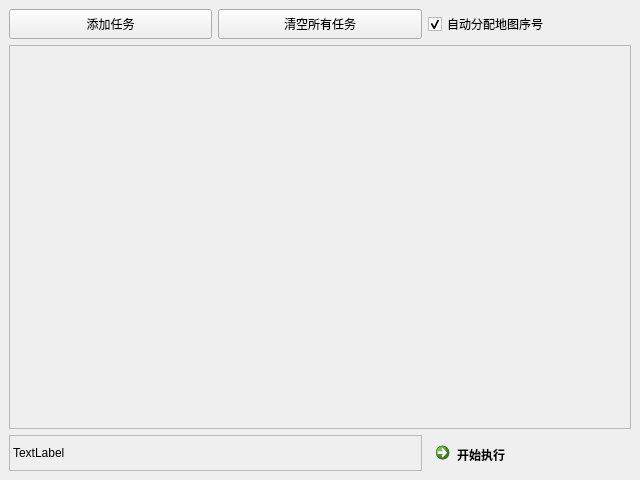
The window that SlopeCraftMain/others/BatchUi.ui (SlopeCraft/SlopeCraft) describes before a commit, drawn with Qt 5.
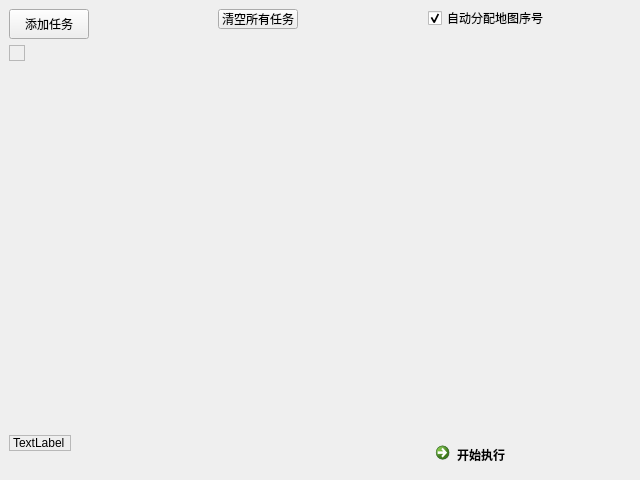
The same window after the commit.

The edit to the form file:
```diff
--- a/SlopeCraftMain/others/BatchUi.ui
+++ b/SlopeCraftMain/others/BatchUi.ui
@@ -10,13 +10,110 @@
     <height>480</height>
    </rect>
   </property>
+  <property name="minimumSize">
+   <size>
+    <width>640</width>
+    <height>0</height>
+   </size>
+  </property>
   <property name="windowTitle">
    <string>MainWindow</string>
   </property>
   <widget class="QWidget" name="centralwidget">
-   <layout class="QGridLayout" name="gridLayout_2">
-    <item row="1" column="0" colspan="3">
+   <property name="minimumSize">
+    <size>
+     <width>0</width>
+     <height>0</height>
+    </size>
+   </property>
+   <widget class="QPushButton" name="BtnAddTask">
+    <property name="geometry">
+     <rect>
+      <x>9</x>
+      <y>9</y>
+      <width>80</width>
+      <height>30</height>
+     </rect>
+    </property>
+    <property name="sizePolicy">
+     <sizepolicy hsizetype="Minimum" vsizetype="Preferred">
+      <horstretch>0</horstretch>
+      <verstretch>0</verstretch>
+     </sizepolicy>
+    </property>
+    <property name="minimumSize">
+     <size>
+      <width>0</width>
+      <height>30</height>
+     </size>
+    </property>
+    <property name="text">
+     <string>添加任务</string>
+    </property>
+   </widget>
+   <widget class="QPushButton" name="BtnClearTask">
+    <property name="geometry">
+     <rect>
+      <x>218</x>
+      <y>9</y>
+      <width>80</width>
+      <height>20</height>
+     </rect>
+    </property>
+    <property name="sizePolicy">
+     <sizepolicy hsizetype="Minimum" vsizetype="Preferred">
+      <horstretch>0</horstretch>
+      <verstretch>0</verstretch>
+     </sizepolicy>
+    </property>
+    <property name="text">
+     <string>清空所有任务</string>
+    </property>
+   </widget>
+   <widget class="QCheckBox" name="autoMapSeqNum">
+    <property name="geometry">
+     <rect>
+      <x>428</x>
+      <y>9</y>
+      <width>121</width>
+      <height>18</height>
+     </rect>
+    </property>
+    <property name="sizePolicy">
+     <sizepolicy hsizetype="Minimum" vsizetype="Preferred">
+      <horstretch>0</horstretch>
+      <verstretch>0</verstretch>
+     </sizepolicy>
+    </property>
+    <property name="text">
+     <string>自动分配地图序号</string>
+    </property>
+    <property name="checked">
+     <bool>true</bool>
+    </property>
+   </widget>
+   <widget class="QCommandLinkButton" name="BtnExecute">
+    <property name="geometry">
+     <rect>
+      <x>428</x>
+      <y>435</y>
+      <width>203</width>
+      <height>36</height>
+     </rect>
+    </property>
+    <property name="text">
+     <string>开始执行</string>
+    </property>
+   </widget>
      <widget class="QScrollArea" name="scrollArea">
+    <property name="geometry">
+     <rect>
+      <x>9</x>
+      <y>45</y>
+      <width>16</width>
+      <height>16</height>
+     </rect>
+    </property>
       <property name="widgetResizable">
        <bool>true</bool>
       </property>
@@ -25,55 +122,32 @@
         <rect>
          <x>0</x>
          <y>0</y>
-         <width>620</width>
-         <height>377</height>
-        </rect>
-       </property>
-       <layout class="QVBoxLayout" name="scrollLayout"/>
-      </widget>
-     </widget>
-    </item>
-    <item row="2" column="2">
-     <widget class="QCommandLinkButton" name="BtnExecute">
-      <property name="text">
-       <string>开始执行</string>
+       <width>16</width>
+       <height>16</height>
+      </rect>
+     </property>
+     <layout class="QVBoxLayout" name="scrollLayout">
+      <property name="leftMargin">
+       <number>0</number>
       </property>
-     </widget>
-    </item>
-    <item row="0" column="0">
-     <widget class="QPushButton" name="BtnAddTask">
-      <property name="sizePolicy">
-       <sizepolicy hsizetype="Minimum" vsizetype="Preferred">
-        <horstretch>0</horstretch>
-        <verstretch>0</verstretch>
-       </sizepolicy>
+      <property name="rightMargin">
+       <number>0</number>
       </property>
-      <property name="minimumSize">
-       <size>
-        <width>0</width>
-        <height>30</height>
-       </size>
+      <property name="bottomMargin">
+       <number>0</number>
       </property>
-      <property name="text">
-       <string>添加任务</string>
-      </property>
-     </widget>
-    </item>
-    <item row="0" column="1">
-     <widget class="QPushButton" name="BtnClearTask">
-      <property name="sizePolicy">
-       <sizepolicy hsizetype="Minimum" vsizetype="Preferred">
-        <horstretch>0</horstretch>
-        <verstretch>0</verstretch>
-       </sizepolicy>
-      </property>
-      <property name="text">
-       <string>清空所有任务</string>
-      </property>
-     </widget>
-    </item>
-    <item row="2" column="0" colspan="2">
+     </layout>
+    </widget>
+   </widget>
      <widget class="QLabel" name="LabelShowInfo">
+    <property name="geometry">
+     <rect>
+      <x>9</x>
+      <y>435</y>
+      <width>62</width>
+      <height>16</height>
+     </rect>
+    </property>
       <property name="frameShape">
        <enum>QFrame::StyledPanel</enum>
       </property>
@@ -87,24 +161,6 @@
        <bool>true</bool>
       </property>
      </widget>
-    </item>
-    <item row="0" column="2">
-     <widget class="QCheckBox" name="autoMapSeqNum">
-      <property name="sizePolicy">
-       <sizepolicy hsizetype="Minimum" vsizetype="Preferred">
-        <horstretch>0</horstretch>
-        <verstretch>0</verstretch>
-       </sizepolicy>
-      </property>
-      <property name="text">
-       <string>自动分配地图序号</string>
-      </property>
-      <property name="checked">
-       <bool>true</bool>
-      </property>
-     </widget>
-    </item>
-   </layout>
   </widget>
  </widget>
  <resources/>
```
Lines whose indentation alone changed are shown as unchanged.
